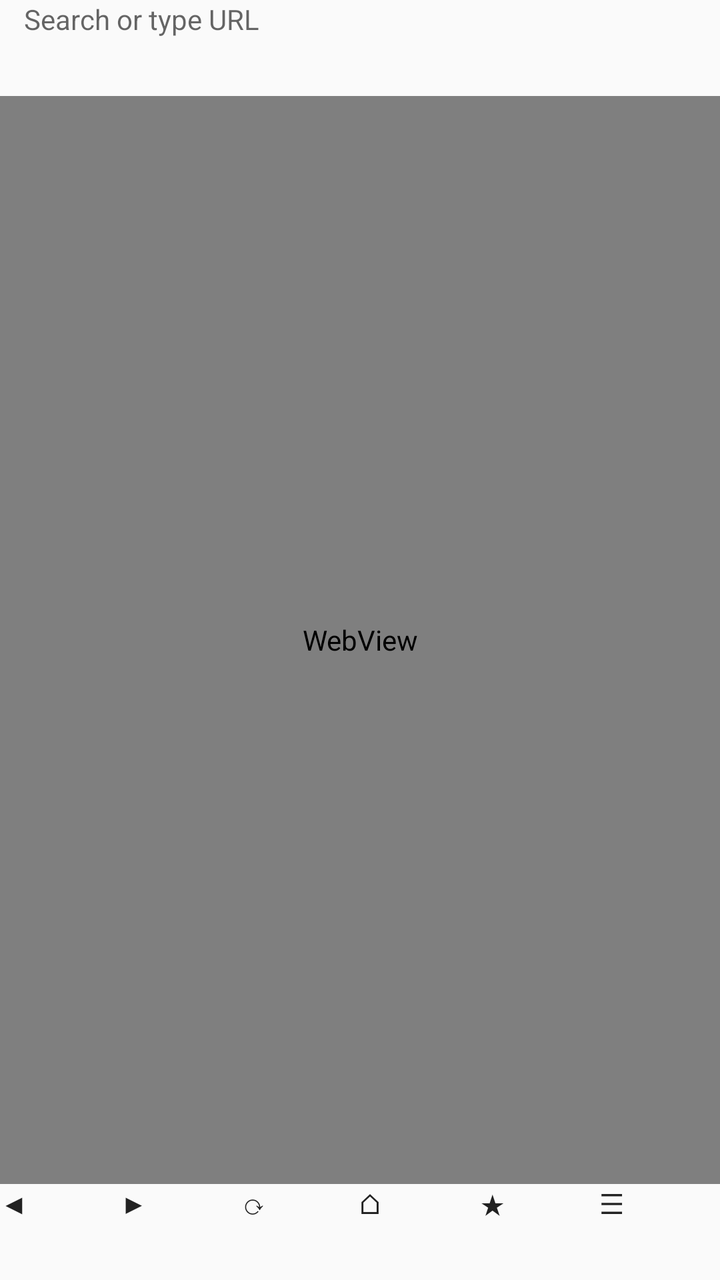
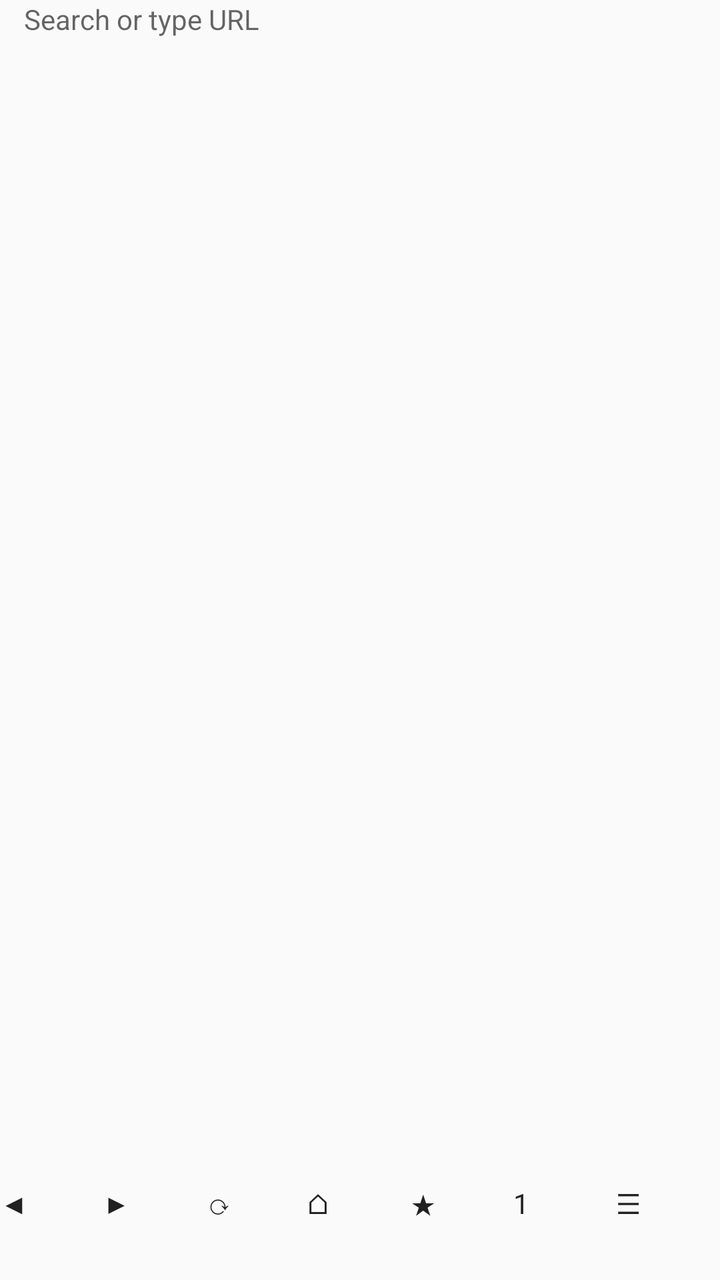

Screens rendered from an Android XML layout before and after an edit, with the pre-edit source and the edit as a unified diff.
<!-- AndroidManifest.xml: application theme Theme.Jupiter -->
<!-- res/layout/activity_main.xml -->
<?xml version="1.0" encoding="utf-8"?>
<LinearLayout xmlns:android="http://schemas.android.com/apk/res/android"
    android:layout_width="match_parent"
    android:layout_height="match_parent"
    android:orientation="vertical">

    <EditText
        android:id="@+id/urlBar"
        android:layout_width="match_parent"
        android:layout_height="48dp"
        android:hint="Search or type URL"
        android:imeOptions="actionGo"
        android:inputType="textUri"
        android:maxLines="1"
        android:paddingHorizontal="12dp" />

    <ProgressBar
        android:id="@+id/progressBar"
        style="?android:attr/progressBarStyleHorizontal"
        android:layout_width="match_parent"
        android:layout_height="3dp"
        android:max="100"
        android:visibility="gone" />

    <WebView
        android:id="@+id/webView"
        android:layout_width="match_parent"
        android:layout_height="0dp"
        android:layout_weight="1" />

    <LinearLayout
        android:layout_width="match_parent"
        android:layout_height="48dp"
        android:orientation="horizontal">

        <Button android:id="@+id/btnBack" android:layout_width="0dp"
            android:layout_height="match_parent" android:layout_weight="1" android:text="◀" />
        <Button android:id="@+id/btnForward" android:layout_width="0dp"
            android:layout_height="match_parent" android:layout_weight="1" android:text="▶" />
        <Button android:id="@+id/btnReload" android:layout_width="0dp"
            android:layout_height="match_parent" android:layout_weight="1" android:text="⟳" />
        <Button android:id="@+id/btnHome" android:layout_width="0dp"
            android:layout_height="match_parent" android:layout_weight="1" android:text="⌂" />
        <Button android:id="@+id/btnBookmark" android:layout_width="0dp"
            android:layout_height="match_parent" android:layout_weight="1" android:text="★" />
        <Button android:id="@+id/btnMenu" android:layout_width="0dp"
            android:layout_height="match_parent" android:layout_weight="1" android:text="☰" />
    </LinearLayout>
</LinearLayout>
<!-- resources referenced by this layout -->
<resources>
  <style name="Theme.Jupiter" parent="android:Theme.Material.Light.NoActionBar" />
</resources>

<!-- the commit's change to res/layout/activity_main.xml (unified diff, before → after) -->
@@ -22,8 +22,8 @@
         android:max="100"
         android:visibility="gone" />
 
-    <WebView
-        android:id="@+id/webView"
+    <FrameLayout
+        android:id="@+id/webContainer"
         android:layout_width="match_parent"
         android:layout_height="0dp"
         android:layout_weight="1" />
@@ -34,16 +34,25 @@
         android:orientation="horizontal">
 
         <Button android:id="@+id/btnBack" android:layout_width="0dp"
-            android:layout_height="match_parent" android:layout_weight="1" android:text="◀" />
+            android:layout_height="match_parent" android:layout_weight="1"
+            android:minWidth="0dp" android:padding="0dp" android:text="◀" />
         <Button android:id="@+id/btnForward" android:layout_width="0dp"
-            android:layout_height="match_parent" android:layout_weight="1" android:text="▶" />
+            android:layout_height="match_parent" android:layout_weight="1"
+            android:minWidth="0dp" android:padding="0dp" android:text="▶" />
         <Button android:id="@+id/btnReload" android:layout_width="0dp"
-            android:layout_height="match_parent" android:layout_weight="1" android:text="⟳" />
+            android:layout_height="match_parent" android:layout_weight="1"
+            android:minWidth="0dp" android:padding="0dp" android:text="⟳" />
         <Button android:id="@+id/btnHome" android:layout_width="0dp"
-            android:layout_height="match_parent" android:layout_weight="1" android:text="⌂" />
+            android:layout_height="match_parent" android:layout_weight="1"
+            android:minWidth="0dp" android:padding="0dp" android:text="⌂" />
         <Button android:id="@+id/btnBookmark" android:layout_width="0dp"
-            android:layout_height="match_parent" android:layout_weight="1" android:text="★" />
+            android:layout_height="match_parent" android:layout_weight="1"
+            android:minWidth="0dp" android:padding="0dp" android:text="★" />
+        <Button android:id="@+id/btnTabs" android:layout_width="0dp"
+            android:layout_height="match_parent" android:layout_weight="1"
+            android:minWidth="0dp" android:padding="0dp" android:text="1" />
         <Button android:id="@+id/btnMenu" android:layout_width="0dp"
-            android:layout_height="match_parent" android:layout_weight="1" android:text="☰" />
+            android:layout_height="match_parent" android:layout_weight="1"
+            android:minWidth="0dp" android:padding="0dp" android:text="☰" />
     </LinearLayout>
 </LinearLayout>
